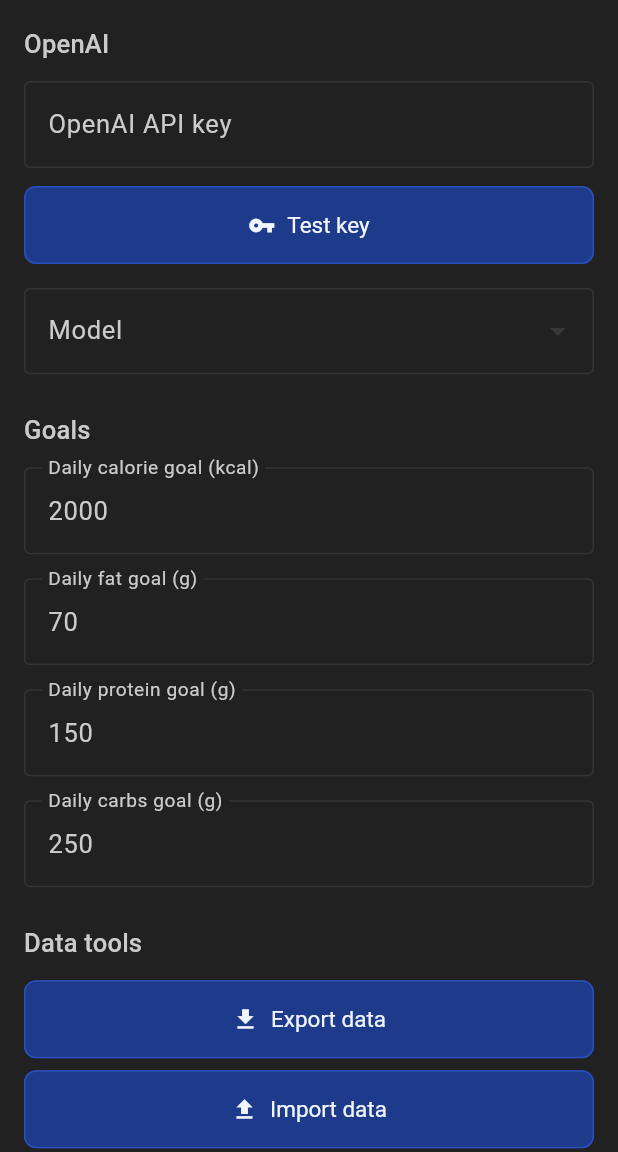
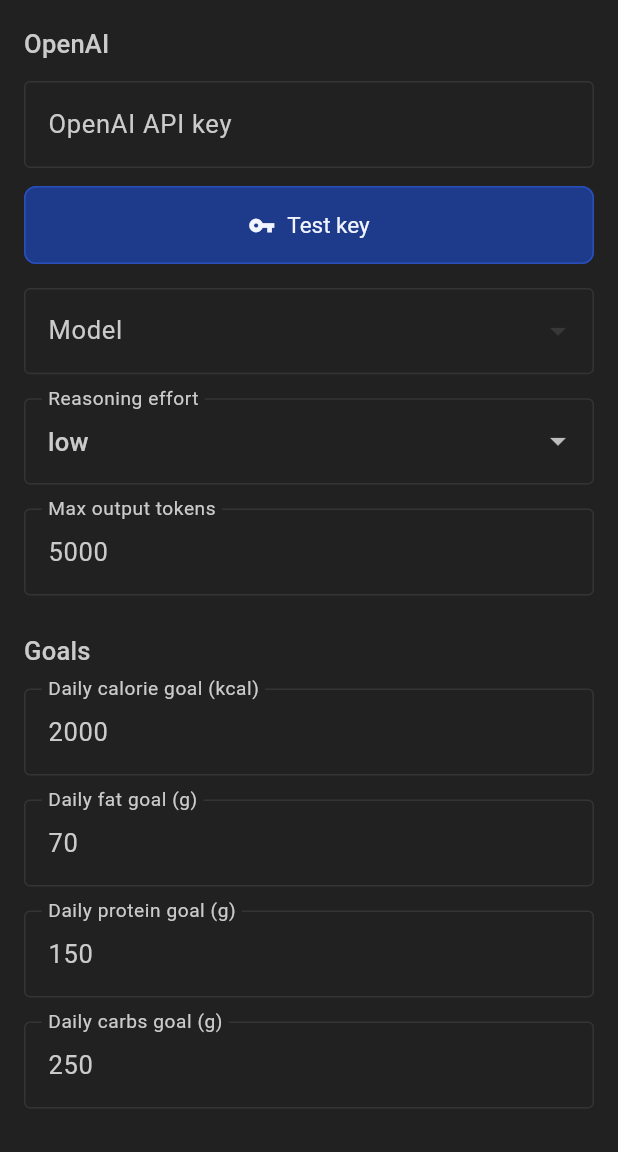
Before and after one commit to alex47/CalorieTracker, a Flutter app: the SettingsScreen screen opened by its route, on a phone screen of 412 x 824 dp, the part 84-1236 px from its top. Run offline on Flutter 3.47's test engine with Material 3 defaults, Android fonts, the phone set to English and light mode, and no system bars; our stand-ins replace flutter_secure_storage, open_filex, package_info_plus, sqflite, sqflite_common_ffi; accounts and stored records are empty.

Commit message:
Add configurable AI reasoning and max output token settings

```diff
--- /dev/null
+++ b/lib/models/app_defaults.dart
@@ -0,0 +1,15 @@
+class AppDefaults {
+  const AppDefaults._();
+
+  static const String model = 'gpt-5-mini';
+  static const String reasoningEffort = 'low';
+  static const List<String> reasoningEffortOptions = ['minimal', 'low', 'medium', 'high'];
+
+  static const int minOutputTokens = 16;
+  static const int maxOutputTokens = 5000;
+
+  static const int dailyCalories = 2000;
+  static const int dailyFatGrams = 70;
+  static const int dailyProteinGrams = 150;
+  static const int dailyCarbsGrams = 250;
+}
--- a/lib/models/app_settings.dart
+++ b/lib/models/app_settings.dart
@@ -1,6 +1,8 @@
 class AppSettings {
   const AppSettings({
     required this.model,
+    required this.reasoningEffort,
+    required this.maxOutputTokens,
     required this.dailyGoal,
     required this.dailyFatGoal,
     required this.dailyProteinGoal,
@@ -8,6 +10,8 @@
   });
 
   final String model;
+  final String reasoningEffort;
+  final int maxOutputTokens;
   final int dailyGoal;
   final int dailyFatGoal;
   final int dailyProteinGoal;
--- a/lib/screens/add_entry_screen.dart
+++ b/lib/screens/add_entry_screen.dart
@@ -89,6 +89,8 @@
       final service = OpenAIService(apiKey);
       final response = await service.estimateCalories(
         model: settings.model,
+        reasoningEffort: settings.reasoningEffort,
+        maxOutputTokens: settings.maxOutputTokens,
         userInput: prompt,
         history: _history,
       );
--- a/lib/screens/food_item_detail_screen.dart
+++ b/lib/screens/food_item_detail_screen.dart
@@ -90,6 +90,8 @@
 
       final response = await service.estimateCalories(
         model: settings.model,
+        reasoningEffort: settings.reasoningEffort,
+        maxOutputTokens: settings.maxOutputTokens,
         userInput: reestimateInput,
         history: history,
       );
--- a/lib/screens/settings_screen.dart
+++ b/lib/screens/settings_screen.dart
@@ -2,6 +2,7 @@
 
 import 'package:flutter/material.dart';
 
+import '../models/app_defaults.dart';
 import '../models/app_settings.dart';
 import '../services/openai_service.dart';
 import '../services/settings_service.dart';
@@ -17,12 +18,14 @@
 
 class _SettingsScreenState extends State<SettingsScreen> {
   final TextEditingController _apiKeyController = TextEditingController();
+  final TextEditingController _maxOutputTokensController = TextEditingController();
   final TextEditingController _calorieGoalController = TextEditingController();
   final TextEditingController _fatGoalController = TextEditingController();
   final TextEditingController _proteinGoalController = TextEditingController();
   final TextEditingController _carbsGoalController = TextEditingController();
   Timer? _autosaveTimer;
   late String _selectedModel;
+  late String _selectedReasoningEffort;
   bool _testing = false;
   bool _loadingModels = false;
   List<String> _availableModels = [];
@@ -32,6 +35,8 @@
     super.initState();
     final settings = SettingsService.instance.settings;
     _selectedModel = settings.model;
+    _selectedReasoningEffort = settings.reasoningEffort;
+    _maxOutputTokensController.text = settings.maxOutputTokens.toString();
     _calorieGoalController.text = settings.dailyGoal.toString();
     _fatGoalController.text = settings.dailyFatGoal.toString();
     _proteinGoalController.text = settings.dailyProteinGoal.toString();
@@ -56,6 +61,7 @@
   void dispose() {
     _autosaveTimer?.cancel();
     _apiKeyController.dispose();
+    _maxOutputTokensController.dispose();
     _calorieGoalController.dispose();
     _fatGoalController.dispose();
     _proteinGoalController.dispose();
@@ -67,6 +73,8 @@
     final current = SettingsService.instance.settings;
     final shouldSaveSelectedModel =
         _availableModels.isNotEmpty && _availableModels.contains(_selectedModel);
+    final maxOutputTokens =
+        int.tryParse(_maxOutputTokensController.text.trim()) ?? current.maxOutputTokens;
     final dailyGoal = int.tryParse(_calorieGoalController.text.trim()) ?? current.dailyGoal;
     final dailyFatGoal = int.tryParse(_fatGoalController.text.trim()) ?? current.dailyFatGoal;
     final dailyProteinGoal =
@@ -75,6 +83,10 @@
     await SettingsService.instance.updateSettings(
       AppSettings(
         model: shouldSaveSelectedModel ? _selectedModel : current.model,
+        reasoningEffort: _selectedReasoningEffort,
+        maxOutputTokens: maxOutputTokens < AppDefaults.minOutputTokens
+            ? current.maxOutputTokens
+            : maxOutputTokens,
         dailyGoal: dailyGoal,
         dailyFatGoal: dailyFatGoal,
         dailyProteinGoal: dailyProteinGoal,
@@ -259,6 +271,41 @@
                     }
                   },
           ),
+          const SizedBox(height: controlSpacing),
+          DropdownButtonFormField<String>(
+            initialValue: _selectedReasoningEffort,
+            decoration: const InputDecoration(
+              labelText: 'Reasoning effort',
+              border: OutlineInputBorder(),
+            ),
+            items: AppDefaults.reasoningEffortOptions
+                .map(
+                  (effort) => DropdownMenuItem(
+                    value: effort,
+                    child: Text(effort),
+                  ),
+                )
+                .toList(),
+            onChanged: isBusy
+                ? null
+                : (value) {
+                    if (value != null) {
+                      setState(() => _selectedReasoningEffort = value);
+                      _scheduleSettingsAutosave();
+                    }
+                  },
+          ),
+          const SizedBox(height: controlSpacing),
+          TextField(
+            controller: _maxOutputTokensController,
+            enabled: !isBusy,
+            decoration: const InputDecoration(
+              labelText: 'Max output tokens',
+              border: OutlineInputBorder(),
+            ),
+            keyboardType: TextInputType.number,
+            onChanged: (_) => _scheduleSettingsAutosave(),
+          ),
           const SizedBox(height: sectionSpacing),
           Text(
             'Goals',
--- a/lib/services/openai_service.dart
+++ b/lib/services/openai_service.dart
@@ -3,18 +3,46 @@
 
 import 'package:http/http.dart' as http;
 
+import '../models/app_defaults.dart';
+
 class OpenAIService {
   OpenAIService(this.apiKey);
 
   static const int maxAttempts = 3;
-  static const Duration requestTimeout = Duration(seconds: 20);
+  static const Duration requestTimeout = Duration(seconds: 10);
+  static const int defaultEstimateMaxOutputTokens = AppDefaults.maxOutputTokens;
+  static const List<String> reasoningEffortOptions = AppDefaults.reasoningEffortOptions;
 
   final String apiKey;
 
+  static const Map<String, dynamic> estimateSchema = {
+    'type': 'object',
+    'additionalProperties': false,
+    'properties': {
+      'items': {
+        'type': 'array',
+        'items': {
+          'type': 'object',
+          'additionalProperties': false,
+          'properties': {
+            'name': {'type': 'string'},
+            'amount': {'type': 'string'},
+            'calories': {'type': 'number'},
+            'fat': {'type': 'number'},
+            'protein': {'type': 'number'},
+            'carbs': {'type': 'number'},
+            'notes': {'type': 'string'},
+          },
+          'required': ['name', 'amount', 'calories', 'fat', 'protein', 'carbs', 'notes'],
+        },
+      },
+      'error': {'type': 'string'},
+    },
+    'required': ['items', 'error'],
+  };
+
   static const String systemPrompt = '''
 You are a nutrition estimation assistant.
-Return ONLY JSON with this schema:
-{ "items": [ { "name": "", "amount": "", "calories": 0, "fat": 0, "protein": 0, "carbs": 0, "notes": "" } ], "error": "" }
 Rules:
 - Parse each food and its amount from the user text.
 - If units are unclear, make a reasonable assumption and note it in "notes".
@@ -33,7 +61,6 @@
 - If you cannot extract at least one valid food name + amount pair, return:
   { "items": [], "error": "<a short natural-language explanation of what is missing and what the user should clarify>" }
 - The "error" text must sound natural and helpful, not templated.
-- Do not add any extra text outside JSON.
 ''';
 
   Future<void> testConnection({required String model}) async {
@@ -48,7 +75,7 @@
             'model': model,
             'input': 'Reply with OK.',
             'store': false,
-            'max_output_tokens': 16,
+            'max_output_tokens': AppDefaults.minOutputTokens,
           }),
         )
         .timeout(requestTimeout, onTimeout: () {
@@ -95,6 +122,8 @@
 
   Future<Map<String, dynamic>> estimateCalories({
     required String model,
+    required String reasoningEffort,
+    required int maxOutputTokens,
     required String userInput,
     required List<Map<String, String>> history,
   }) async {
@@ -105,6 +134,8 @@
       try {
         final response = await _sendRequest(
           model: model,
+          reasoningEffort: reasoningEffort,
+          maxOutputTokens: maxOutputTokens,
           userInput: userInput,
           history: history,
           includeReminder: attempt > 0,
@@ -133,17 +164,25 @@
 
   Future<Map<String, dynamic>> _sendRequest({
     required String model,
+    required String reasoningEffort,
+    required int maxOutputTokens,
     required String userInput,
     required List<Map<String, String>> history,
     required bool includeReminder,
   }) async {
+    final effort = reasoningEffortOptions.contains(reasoningEffort)
+        ? reasoningEffort
+        : AppDefaults.reasoningEffort;
+    final outputTokens = maxOutputTokens < AppDefaults.minOutputTokens
+        ? defaultEstimateMaxOutputTokens
+        : maxOutputTokens;
     final messages = <Map<String, String>>[
       {'role': 'system', 'content': systemPrompt},
       ...history,
       {
         'role': 'user',
         'content': includeReminder
-            ? '$userInput\n\nReminder: respond ONLY with valid JSON, include calories/fat/protein/carbs, and use metric units for amounts.'
+            ? '$userInput\n\nReminder: include calories/fat/protein/carbs and use metric units for amounts.'
             : userInput,
       },
     ];
@@ -159,6 +198,16 @@
             'model': model,
             'input': messages,
             'store': false,
+            'max_output_tokens': outputTokens,
+            'reasoning': {'effort': effort},
+            'text': {
+              'format': {
+                'type': 'json_schema',
+                'name': 'calorie_estimate',
+                'strict': true,
+                'schema': estimateSchema,
+              },
+            },
           }),
         )
         .timeout(requestTimeout, onTimeout: () {
@@ -218,11 +267,6 @@
   }
 
   String? _extractResponseText(Map<String, dynamic> response) {
-    final direct = response['output_text'] as String?;
-    if (direct != null && direct.trim().isNotEmpty) {
-      return direct.trim();
-    }
-
     final output = response['output'] as List<dynamic>?;
     if (output == null || output.isEmpty) {
       return null;
--- a/lib/services/settings_service.dart
+++ b/lib/services/settings_service.dart
@@ -1,6 +1,7 @@
 import 'package:flutter_secure_storage/flutter_secure_storage.dart';
 import 'package:sqflite/sqflite.dart';
 
+import '../models/app_defaults.dart';
 import '../models/app_settings.dart';
 import 'database_service.dart';
 
@@ -9,6 +10,8 @@
 
   static const _apiKeyKey = 'openai_api_key';
   static const _modelKey = 'model';
+  static const _reasoningEffortKey = 'reasoning_effort';
+  static const _maxOutputTokensKey = 'max_output_tokens';
   static const _dailyGoalKey = 'daily_goal';
   static const _dailyFatGoalKey = 'daily_fat_goal';
   static const _dailyProteinGoalKey = 'daily_protein_goal';
@@ -18,11 +21,13 @@
   final FlutterSecureStorage _secureStorage = const FlutterSecureStorage();
 
   AppSettings _settings = const AppSettings(
-    model: 'gpt-5-mini',
-    dailyGoal: 2000,
-    dailyFatGoal: 70,
-    dailyProteinGoal: 150,
-    dailyCarbsGoal: 250,
+    model: AppDefaults.model,
+    reasoningEffort: AppDefaults.reasoningEffort,
+    maxOutputTokens: AppDefaults.maxOutputTokens,
+    dailyGoal: AppDefaults.dailyCalories,
+    dailyFatGoal: AppDefaults.dailyFatGrams,
+    dailyProteinGoal: AppDefaults.dailyProteinGrams,
+    dailyCarbsGoal: AppDefaults.dailyCarbsGrams,
   );
 
   AppSettings get settings => _settings;
@@ -34,11 +39,17 @@
       for (final row in rows) row['key'] as String: row['value'] as String,
     };
     _settings = AppSettings(
-      model: settingsMap[_modelKey] ?? 'gpt-5-mini',
-      dailyGoal: int.tryParse(settingsMap[_dailyGoalKey] ?? '') ?? 2000,
-      dailyFatGoal: int.tryParse(settingsMap[_dailyFatGoalKey] ?? '') ?? 70,
-      dailyProteinGoal: int.tryParse(settingsMap[_dailyProteinGoalKey] ?? '') ?? 150,
-      dailyCarbsGoal: int.tryParse(settingsMap[_dailyCarbsGoalKey] ?? '') ?? 250,
+      model: settingsMap[_modelKey] ?? AppDefaults.model,
+      reasoningEffort: AppDefaults.reasoningEffortOptions.contains(settingsMap[_reasoningEffortKey])
+          ? settingsMap[_reasoningEffortKey]!
+          : AppDefaults.reasoningEffort,
+      maxOutputTokens: _parseMaxOutputTokens(settingsMap[_maxOutputTokensKey]),
+      dailyGoal: int.tryParse(settingsMap[_dailyGoalKey] ?? '') ?? AppDefaults.dailyCalories,
+      dailyFatGoal: int.tryParse(settingsMap[_dailyFatGoalKey] ?? '') ?? AppDefaults.dailyFatGrams,
+      dailyProteinGoal:
+          int.tryParse(settingsMap[_dailyProteinGoalKey] ?? '') ?? AppDefaults.dailyProteinGrams,
+      dailyCarbsGoal:
+          int.tryParse(settingsMap[_dailyCarbsGoalKey] ?? '') ?? AppDefaults.dailyCarbsGrams,
     );
   }
 
@@ -48,6 +59,16 @@
     await db.insert(
       'settings',
       {'key': _modelKey, 'value': settings.model},
+      conflictAlgorithm: ConflictAlgorithm.replace,
+    );
+    await db.insert(
+      'settings',
+      {'key': _reasoningEffortKey, 'value': settings.reasoningEffort},
+      conflictAlgorithm: ConflictAlgorithm.replace,
+    );
+    await db.insert(
+      'settings',
+      {'key': _maxOutputTokensKey, 'value': settings.maxOutputTokens.toString()},
       conflictAlgorithm: ConflictAlgorithm.replace,
     );
     await db.insert(
@@ -79,4 +100,12 @@
   Future<void> setApiKey(String value) async {
     await _secureStorage.write(key: _apiKeyKey, value: value);
   }
+
+  int _parseMaxOutputTokens(String? rawValue) {
+    final parsed = int.tryParse(rawValue ?? '');
+    if (parsed == null || parsed < AppDefaults.minOutputTokens) {
+      return AppDefaults.maxOutputTokens;
+    }
+    return parsed;
+  }
 }
```
